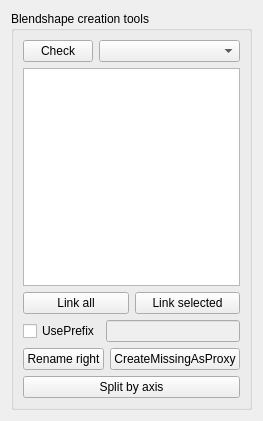
danielkenobi3d/bgb_short, file pipeline/tools/resources/UI_FacialRig.ui: the form before one commit.
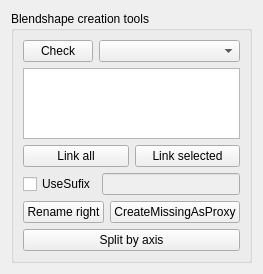
The form after the commit.

Commit message:
Adding some functionality to Facial RIg interface
I added the functionality for create missing buttons as proxy and the use Sufix, now it is capable of reading a dictionary from the build.

```diff
--- a/pipeline/tools/resources/UI_FacialRig.ui
+++ b/pipeline/tools/resources/UI_FacialRig.ui
@@ -6,8 +6,8 @@
    <rect>
     <x>0</x>
     <y>0</y>
-    <width>256</width>
-    <height>421</height>
+    <width>236</width>
+    <height>274</height>
    </rect>
   </property>
   <property name="windowTitle">
@@ -66,7 +66,7 @@
         <item>
          <widget class="QCheckBox" name="UsePrefixChkBx">
           <property name="text">
-           <string>UsePrefix</string>
+           <string>UseSufix</string>
           </property>
          </widget>
         </item>
```
Left out of the diff: 2 changed lines with no effect on the pictures. The commit also changes 11 other files.
